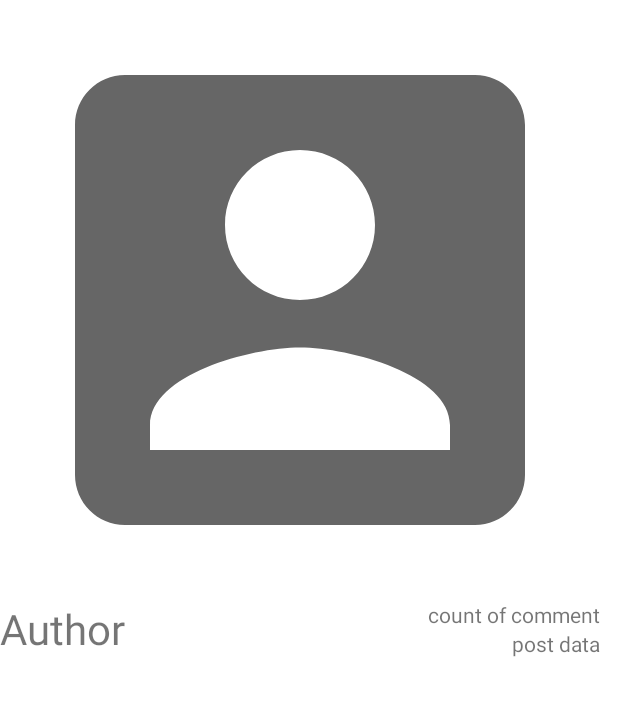
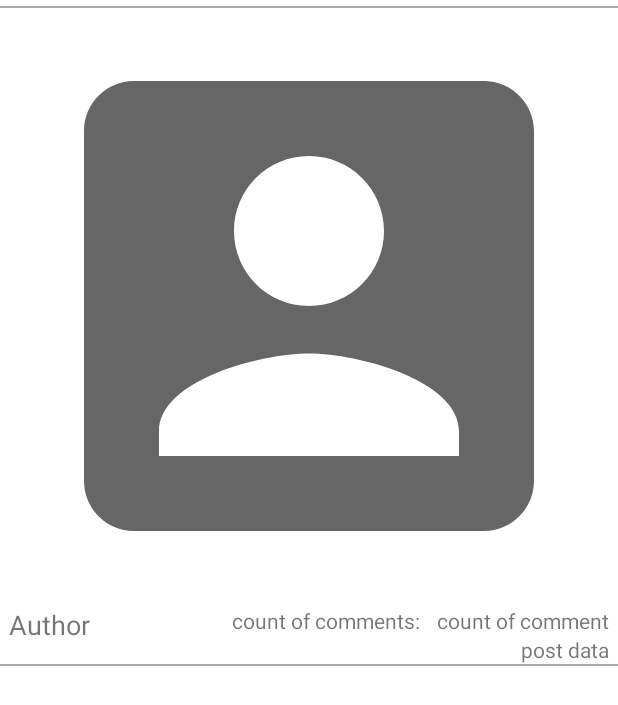
Before and after one commit to VetalosUA-KR/redditAPI, an Android app: the layout adapter_singe_post_item.xml on its own in the app's theme, with its tools: preview values and no code run, on a phone screen of 412 x 824 dp. Shown: the top 705 px of the screen. Run offline under Robolectric (Android 15) with nearby library versions, the phone set to English and light mode, and no system bars; network calls fail.

Commit message:
Logic change:  - refactor recycler view item  UI chane:   - time format, author name, number of comments   - added top and bottom divider to each post

```diff
--- a/app/src/main/java/com/vitalii/redditapi/network/SimpleDataLoader.kt
+++ b/app/src/main/java/com/vitalii/redditapi/network/SimpleDataLoader.kt
@@ -13,7 +13,7 @@ class SimpleDataLoader : DataLoader {
     private val KEY_DATA = "data"
     private val KEY_CHILDREN = "children"
 
-    private val KEY_AUTHOR_NAME = "author_fullname"
+    private val KEY_AUTHOR_NAME = "author"
     private val KEY_TIME_OF_CREATED = "created_utc"
     private val KEY_TIME_OF_CREATED2 = "created"
     private val KEY_THUMBNAIL = "thumbnail"
--- a/app/src/main/res/layout/adapter_singe_post_item.xml
+++ b/app/src/main/res/layout/adapter_singe_post_item.xml
@@ -3,7 +3,18 @@
     xmlns:android="http://schemas.android.com/apk/res/android"
     android:layout_width="wrap_content"
     android:layout_height="wrap_content"
+    android:layout_marginTop="4dp"
+    android:layout_marginBottom="4dp"
     xmlns:app="http://schemas.android.com/apk/res-auto">
+
+    <View
+        android:id="@+id/view_top"
+        android:layout_width="wrap_content"
+        android:layout_height="1dp"
+        android:background="@android:color/darker_gray"
+        app:layout_constraintTop_toTopOf="parent"
+        app:layout_constraintStart_toStartOf="parent"
+        app:layout_constraintEnd_toEndOf="parent"/>
 
     <ImageView
         android:id="@+id/iv_post_item_author_thumbnail"
@@ -19,9 +30,19 @@
         android:layout_width="wrap_content"
         android:layout_height="wrap_content"
         android:text="Author"
-        android:textSize="28sp"
+        android:textSize="18sp"
         app:layout_constraintTop_toBottomOf="@+id/iv_post_item_author_thumbnail"
         app:layout_constraintStart_toStartOf="@+id/iv_post_item_author_thumbnail"/>
+
+    <TextView
+        android:id="@+id/tv_comments"
+        android:layout_width="wrap_content"
+        android:layout_height="wrap_content"
+        android:text="count of comments: "
+        android:layout_marginEnd="8dp"
+        app:layout_constraintEnd_toStartOf="@+id/post_item_count_comments"
+        app:layout_constraintTop_toTopOf="@+id/post_item_count_comments"
+        app:layout_constraintBottom_toBottomOf="@+id/post_item_count_comments"/>
 
     <TextView
         android:id="@+id/post_item_count_comments"
@@ -39,4 +60,13 @@
         app:layout_constraintTop_toBottomOf="@+id/post_item_count_comments"
         app:layout_constraintEnd_toEndOf="@+id/post_item_count_comments"/>
 
+    <View
+        android:id="@+id/view_bottom"
+        android:layout_width="wrap_content"
+        android:layout_height="1dp"
+        android:background="@android:color/darker_gray"
+        app:layout_constraintTop_toBottomOf="@+id/post_item_time_add_post"
+        app:layout_constraintStart_toStartOf="parent"
+        app:layout_constraintEnd_toEndOf="parent"/>
+
 </androidx.constraintlayout.widget.ConstraintLayout>
```
Also changed, not shown: app/src/main/java/com/vitalii/redditapi/MainActivity.kt (+17 -12 lines), app/src/main/java/com/vitalii/redditapi/adapter/PostsAdapter.kt (+12 -5 lines).
